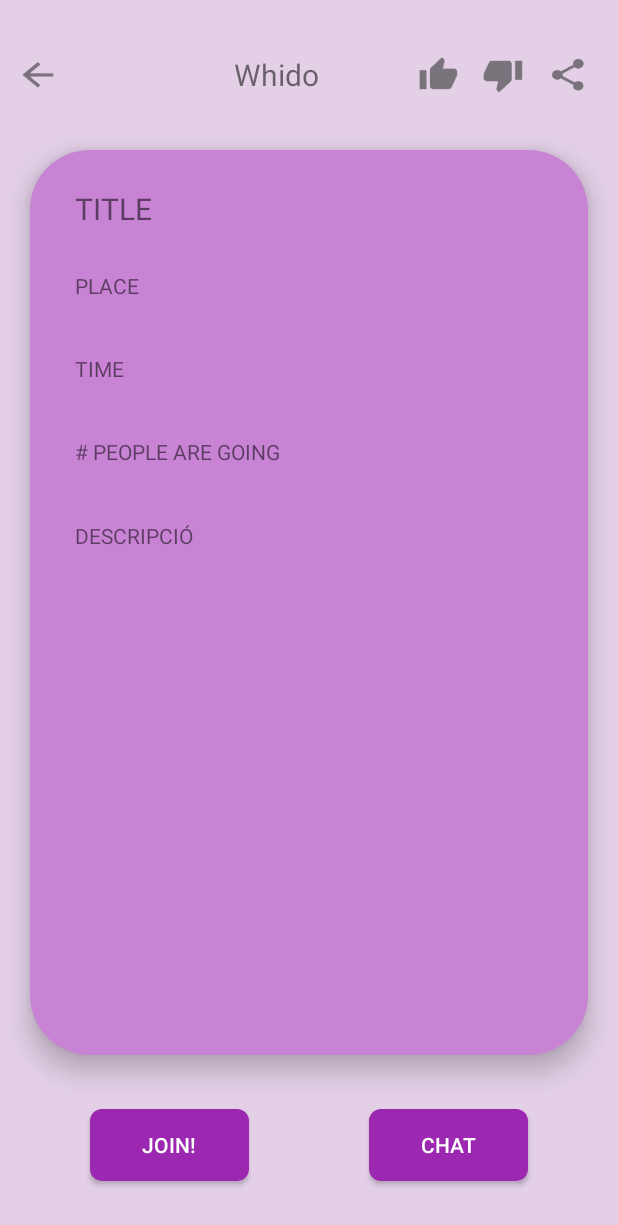
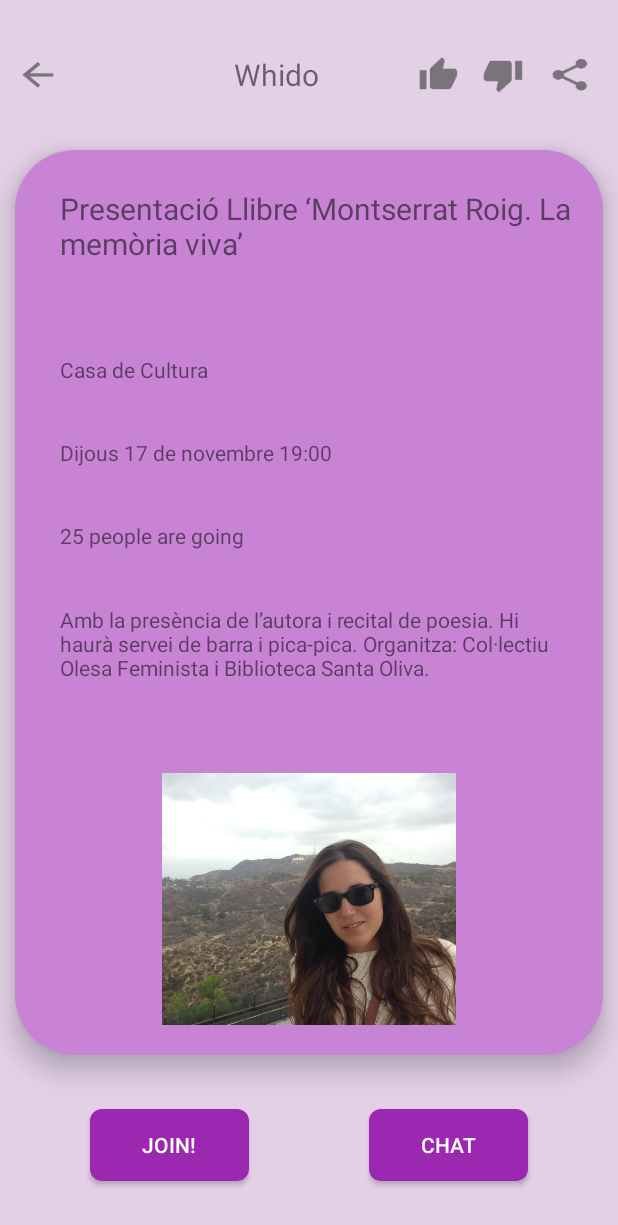
Before and after one commit to jannaescur/JannaChat, an Android app: the screen it shows after launch (MainActivity), on a phone screen of 412 x 824 dp. Shown: the top 1225 px of the screen. Run offline under Robolectric (Android 15) with nearby library versions, the phone set to English and light mode, and no system bars.

Commit message:
Info evento + chat (pantalles separades), acabat!

```diff
--- a/app/src/main/AndroidManifest.xml
+++ b/app/src/main/AndroidManifest.xml
@@ -9,7 +9,7 @@
         android:supportsRtl="true"
         android:theme="@style/AppTheme">
         <activity android:name=".MainActivity">
-            <intent-filter>
+        <intent-filter>
                 <action android:name="android.intent.action.MAIN" />
 
                 <category android:name="android.intent.category.LAUNCHER" />
--- a/app/src/main/res/layout/info_evento.xml
+++ b/app/src/main/res/layout/info_evento.xml
@@ -56,7 +56,7 @@
         <Button
             android:layout_width="0dp"
             android:layout_height="25dp"
-            android:layout_weight="9"
+            android:layout_weight="10"
             android:layout_gravity="center"
             android:background="@drawable/button_share"/>
 
@@ -68,8 +68,8 @@
         android:layout_weight="75"
         android:orientation="vertical"
         android:background="@drawable/rounded_layout"
-        android:layout_marginStart="20dp"
-        android:layout_marginEnd="20dp"
+        android:layout_marginStart="10dp"
+        android:layout_marginEnd="10dp"
         android:layout_marginTop="10dp"
         android:paddingBottom="20dp"
         android:weightSum="100"
@@ -78,10 +78,11 @@
         <TextView
             android:layout_width="match_parent"
             android:layout_height="0dp"
-            android:layout_weight="10"
+            android:layout_weight="20"
             android:layout_marginTop="25dp"
             android:layout_marginStart="30dp"
-            android:text="TITLE"
+            android:layout_marginEnd="20dp"
+            android:text="Presentació Llibre ‘Montserrat Roig. La memòria viva’"
             android:textSize="20dp"
             android:id="@+id/titol"/>
 
@@ -90,7 +91,7 @@
             android:layout_height="0dp"
             android:layout_weight="10"
             android:layout_marginStart="30dp"
-            android:text="PLACE"
+            android:text="Casa de Cultura"
             android:id="@+id/place"/>
 
         <TextView
@@ -98,7 +99,7 @@
             android:layout_height="0dp"
             android:layout_weight="10"
             android:layout_marginStart="30dp"
-            android:text="TIME"
+            android:text="Dijous 17 de novembre 19:00"
             android:id="@+id/time"/>
 
         <TextView
@@ -106,7 +107,7 @@
             android:layout_height="0dp"
             android:layout_weight="10"
             android:layout_marginStart="30dp"
-            android:text="# PEOPLE ARE GOING"
+            android:text="25 people are going"
             android:id="@+id/asistents"/>
 
         <TextView
@@ -114,13 +115,17 @@
             android:layout_height="0dp"
             android:layout_weight="20"
             android:layout_marginStart="30dp"
-            android:text="DESCRIPCIÓ"
+            android:layout_marginEnd="20dp"
+            android:text="Amb la presència de l’autora i recital de poesia.
+Hi haurà servei de barra i pica-pica.
+Organitza: Col·lectiu Olesa Feminista i Biblioteca Santa Oliva."
             android:id="@+id/descripcio"/>
 
         <ImageView
             android:layout_width="match_parent"
             android:layout_height="0dp"
-            android:layout_weight="40"/>
+            android:layout_weight="35"
+            android:src="@drawable/sandra"/>
 
 
     </LinearLayout>
```
Also changed, not shown: app/src/main/res/drawable/edit_text_shape.xml (added, +18 -0 lines), app/src/main/res/layout/pantalla_chat.xml (+12 -3 lines), app/src/main/res/drawable-hdpi/button_send.png (added), app/src/main/res/drawable-mdpi/button_send.png (added), app/src/main/res/drawable-xhdpi/button_send.png (added), app/src/main/res/drawable-xxhdpi/button_send.png (added).
